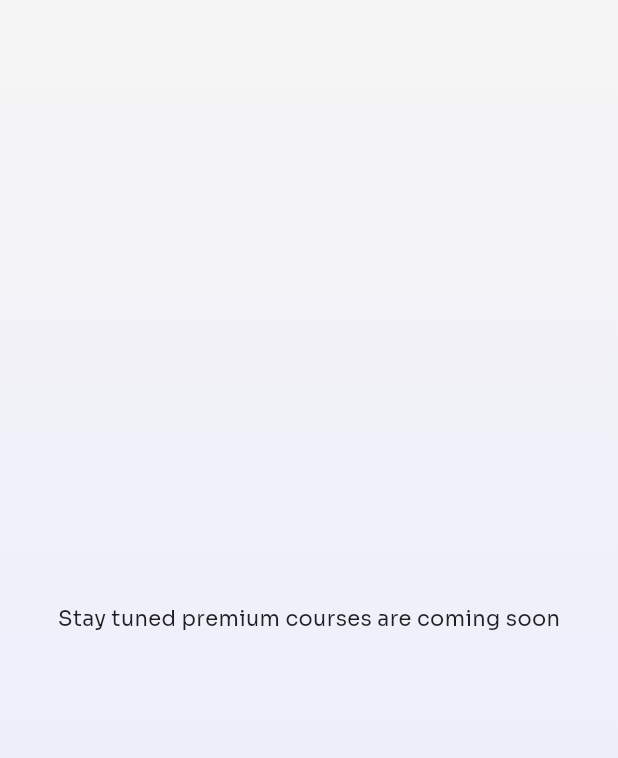
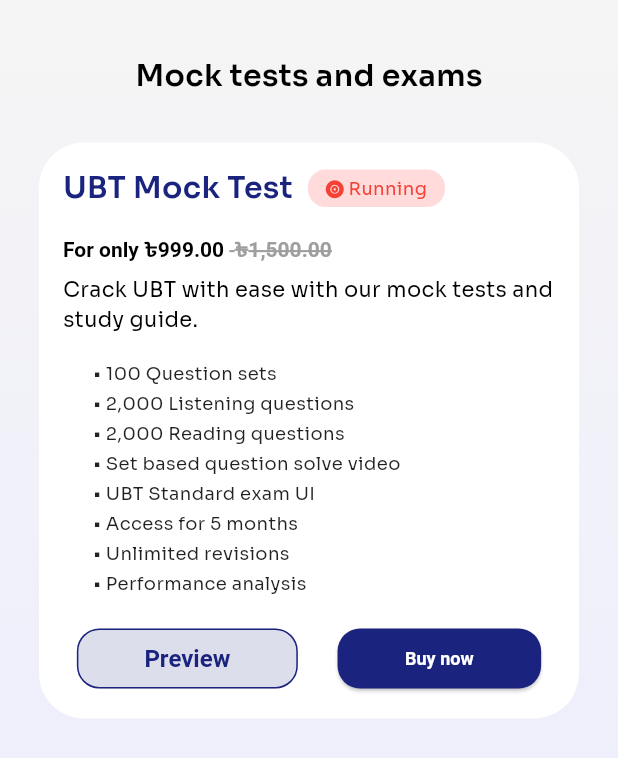
Before and after one commit to mdarafat1570/K-PathShala, a Flutter app: the Exam screen opened directly, on a phone screen of 412 x 824 dp. Shown: the top 758 px of the screen. Run offline on Flutter 3.47's test engine with Material 3 defaults, Android fonts, the phone set to English and light mode, and no system bars; our stand-ins replace device_preview, firebase_auth, firebase_core, flutter_svg, font_awesome_flutter, gap and 5 more; missing offline and left inert: android_intent_plus, custom_button_builder, flutter_facebook_auth; accounts and stored records are empty; network calls fail.

Commit message:
Exam page

```diff
--- a/lib/app_theme/app_color.dart
+++ b/lib/app_theme/app_color.dart
@@ -43,4 +43,5 @@ class AppColor {
   static const Color gradient = Color.fromARGB(255, 215, 218, 253);
   static const Color black = Color.fromARGB(255, 0, 0, 0);
   static const Color brightCoral = Color(0xFFFF6F61);
+  static const Color lightred = Color(0x33FF4C4C);
 }
--- a/lib/view/Exam Main page/exam.dart
+++ b/lib/view/Exam Main page/exam.dart
@@ -1,5 +1,5 @@
-import 'package:flutter/material.dart';
-import 'package:kpathshala/view/common_widget/custom_background.dart';
+import 'package:font_awesome_flutter/font_awesome_flutter.dart';
+import 'package:kpathshala/app_base/common_imports.dart';
 
 class Exam extends StatefulWidget {
   const Exam({super.key});
@@ -11,10 +11,137 @@ class Exam extends StatefulWidget {
 class _ExamState extends State<Exam> {
   @override
   Widget build(BuildContext context) {
+    // Get screen width
+    final screenWidth = MediaQuery.of(context).size.width;
+
     return Scaffold(
       body: GradientBackground(
-          child: Center(
-              child: Text("Stay tuned premium courses are coming soon"))),
+        child: SingleChildScrollView(
+          padding: EdgeInsets.all(16), // Add padding to prevent overflow
+          child: Column(
+            crossAxisAlignment: CrossAxisAlignment.center,
+            children: [
+              Gap(20),
+              customText("Mock tests and exams", TextType.paragraphTitle),
+              Gap(30),
+              Container(
+                width:
+                    screenWidth > 360 ? 360 : screenWidth, // Responsive width
+                padding: EdgeInsets.all(16),
+                decoration: BoxDecoration(
+                  color: Colors.white,
+                  borderRadius: BorderRadius.circular(30),
+                ),
+                child: Column(
+                  crossAxisAlignment: CrossAxisAlignment.start,
+                  mainAxisSize: MainAxisSize.min,
+                  children: [
+                    Row(
+                      children: [
+                        customText(
+                            "UBT Mock Test", TextType.paragraphTitlenormal),
+                        Gap(10),
+                        Container(
+                          padding:
+                              EdgeInsets.symmetric(horizontal: 12, vertical: 4),
+                          decoration: BoxDecoration(
+                            color: AppColor.lightred,
+                            borderRadius: BorderRadius.circular(12),
+                          ),
+                          child: Row(
+                            children: [
+                              FaIcon(
+                                FontAwesomeIcons.recordVinyl,
+                                color: Colors.red,
+                                size: 12,
+                              ),
+                              Gap(3),
+                              Text(
+                                'Running',
+                                style: TextStyle(
+                                  color: Colors.red,
+                                  fontSize: 12,
+                                ),
+                              ),
+                            ],
+                          ),
+                        ),
+                      ],
+                    ),
+                    Gap(16),
+                    RichText(
+                      text: TextSpan(
+                        text: 'For only ৳999.00 ',
+                        style: TextStyle(
+                          color: AppColor.black,
+                          fontWeight: FontWeight.bold,
+                        ),
+                        children: <TextSpan>[
+                          TextSpan(
+                            text: ' ৳1,500.00',
+                            style: TextStyle(
+                              color: Colors.grey,
+                              decoration: TextDecoration.lineThrough,
+                              decorationColor: Colors.grey,
+                              decorationThickness: 2.0,
+                            ),
+                          ),
+                        ],
+                      ),
+                    ),
+                    Gap(8),
+                    customText(
+                      "Crack UBT with ease with our mock tests and study guide.",
+                      TextType.normal,
+                    ),
+                    Gap(16),
+                    Padding(
+                      padding: const EdgeInsets.only(left: 20),
+                      child: Text(
+                        "• 100 Question sets\n• 2,000 Listening questions\n• 2,000 Reading questions\n• Set based question solve video\n• UBT Standard exam UI\n• Access for 5 months\n• Unlimited revisions\n• Performance analysis",
+                        style: TextStyle(fontSize: 12, height: 1.7),
+                      ),
+                    ),
+                    Gap(16),
+                    Row(
+                      mainAxisAlignment: MainAxisAlignment.spaceEvenly,
+                      children: [
+                        OutlinedButton(
+                          onPressed: () {},
+                          style: OutlinedButton.styleFrom(
+                            padding: EdgeInsets.symmetric(
+                                horizontal: 45, vertical: 6),
+                            backgroundColor: Color.fromRGBO(26, 35, 126, 0.15),
+                            shape: RoundedRectangleBorder(
+                              borderRadius: BorderRadius.circular(15),
+                            ),
+                          ),
+                          child: Text('Preview'),
+                        ),
+                        Gap(8),
+                        ElevatedButton(
+                          onPressed: () {},
+                          child: Text(
+                            'Buy now',
+                            style: TextStyle(fontSize: 12),
+                          ),
+                          style: ElevatedButton.styleFrom(
+                            padding: EdgeInsets.symmetric(
+                                horizontal: 45, vertical: 6),
+                            shape: RoundedRectangleBorder(
+                              borderRadius: BorderRadius.circular(15),
+                            ),
+                          ),
+                        ),
+                      ],
+                    ),
+                  ],
+                ),
+              ),
+            ],
+          ),
+        ),
+      ),
     );
   }
 }
--- a/lib/view/Exam Main page/exam_page.dart
+++ /dev/null
@@ -1,19 +0,0 @@
-import 'package:flutter/material.dart';
-import 'package:kpathshala/view/common_widget/custom_background.dart';
-
-class Exam extends StatefulWidget {
-  const Exam({super.key});
-
-  @override
-  State<Exam> createState() => _ExamState();
-}
-
-class _ExamState extends State<Exam> {
-  @override
-  Widget build(BuildContext context) {
-    return Scaffold(
-      body:
-          GradientBackground(child: Center(child: Text("under construction"))),
-    );
-  }
-}
--- a/lib/view/Home Main Page/dashboard_page.dart
+++ b/lib/view/Home Main Page/dashboard_page.dart
@@ -16,7 +16,9 @@ class DashboardPage extends StatefulWidget {
   State<DashboardPage> createState() => _DashboardPageState();
 }
 
+//For navigate to Youtube Chanel
 Future<void> _launchYouTubeChannel() async {
+  //Convert the URL string to a Uri object
   final Uri url =
       Uri.parse('https://www.youtube.com/channel/UCKeeBsW1hGy0NBCqKgd5oBw');
   print('Trying to launch URL: $url');
--- a/lib/view/common_widget/custom_text.dart.dart
+++ b/lib/view/common_widget/custom_text.dart.dart
@@ -1,7 +1,7 @@
 import 'package:flutter/material.dart';
 import 'package:kpathshala/app_theme/app_color.dart';
 
-enum TextType { title, subtitle, paragraphTitle, normal }
+enum TextType { title, subtitle, paragraphTitle, normal, paragraphTitlenormal }
 
 Widget customText(String text, TextType type,
     {Color? color, double? fontSize, FontWeight? fontWeight}) {
@@ -42,6 +42,15 @@ Widget customText(String text, TextType type,
           fontWeight: fontWeight ?? FontWeight.normal,
         ),
       );
+    case TextType.paragraphTitlenormal:
+      return Text(
+        text,
+        style: TextStyle(
+          color: color ?? AppColor.navyBlue,
+          fontSize: fontSize ?? 20.0,
+          fontWeight: fontWeight ?? FontWeight.w600,
+        ),
+      );
   }
 }
 
```
